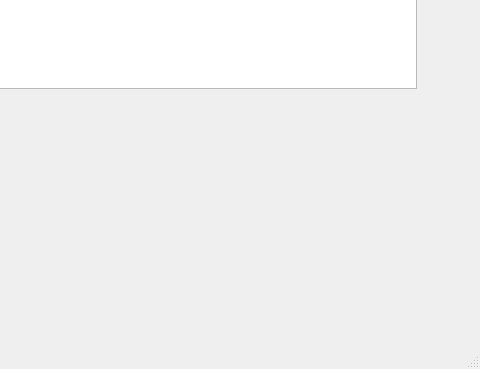
betty2310/CongFung, file mainwindow.ui: the form before one commit; both pictures show x 800 to 1280 and y 431 to 800 of the 1280 by 800 pixel window.
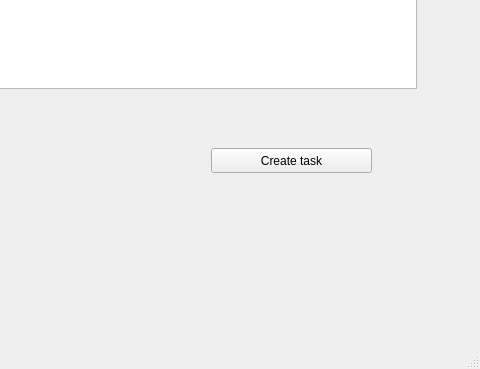
The form after the commit.

Commit message: feat: use megacli to create raid 1

What changed in the file:
```diff
--- a/mainwindow.ui
+++ b/mainwindow.ui
@@ -221,6 +221,19 @@
          </item>
         </layout>
        </widget>
+       <widget class="QPushButton" name="createImageTaskBtn">
+        <property name="geometry">
+         <rect>
+          <x>795</x>
+          <y>570</y>
+          <width>161</width>
+          <height>25</height>
+         </rect>
+        </property>
+        <property name="text">
+         <string>Create task</string>
+        </property>
+       </widget>
       </widget>
       <widget class="QWidget" name="cloneDiskPage">
        <widget class="QLabel" name="label_2">
```
The commit also changes 5 other files.
